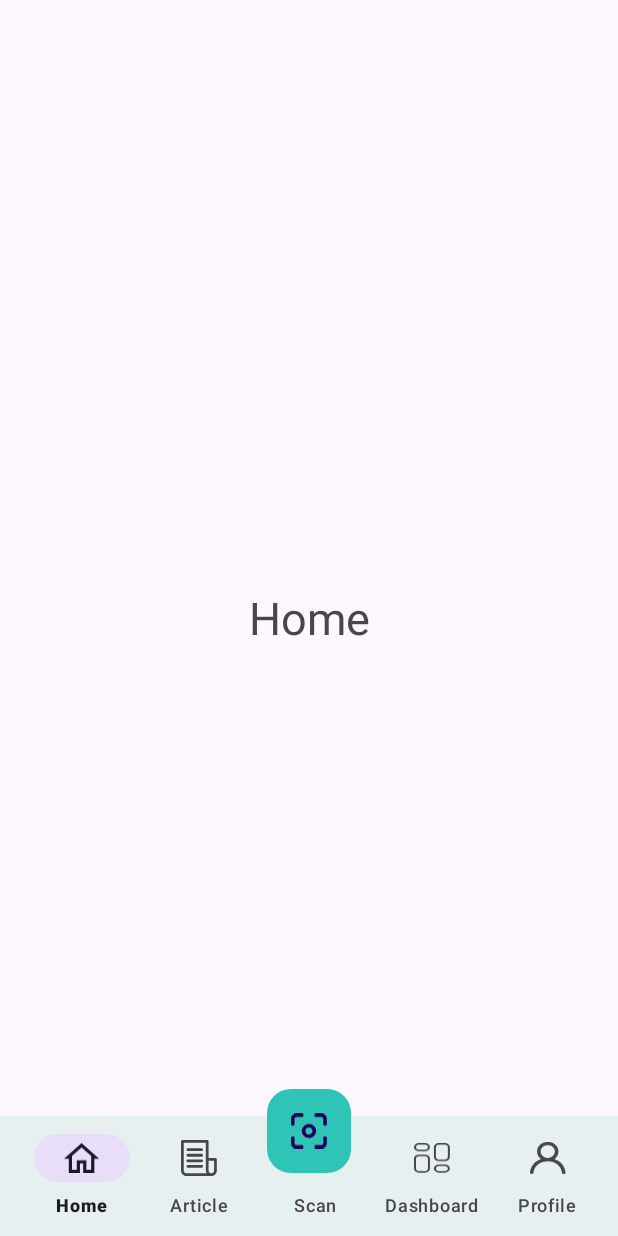
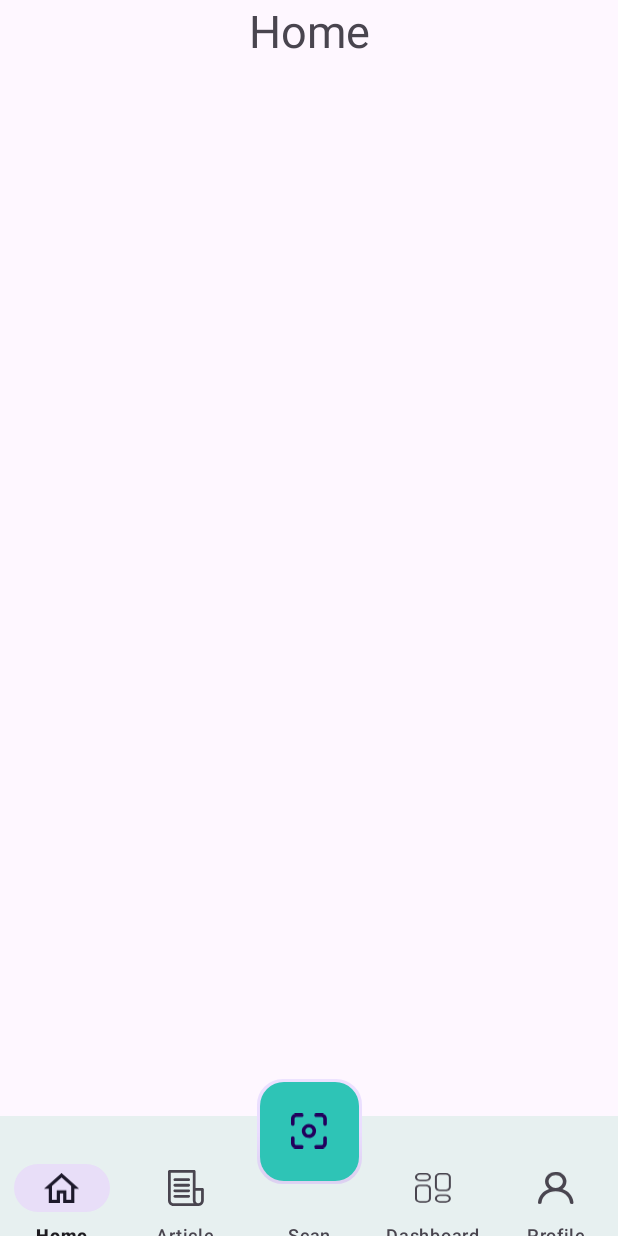
Before and after one commit to AuliyaIkhsanaNasution/FatTrack, an Android app: the screen it shows after launch (MainActivity), on a phone screen of 412 x 824 dp. Run offline under Robolectric (Android 15) with nearby library versions, the phone set to English and light mode, and no system bars.

Commit message:
Update: fix bottom navigation

```diff
--- a/app/src/main/java/com/example/fattrack/MainActivity.kt
+++ b/app/src/main/java/com/example/fattrack/MainActivity.kt
@@ -72,7 +72,7 @@ class MainActivity : AppCompatActivity() {
     // Helper function to replace the fragment
     private fun replaceFragment(fragment: Fragment) {
         val fragmentTransaction = supportFragmentManager.beginTransaction()
-        fragmentTransaction.replace(R.id.navhost, fragment)  // navhost is the container in your layout
+        fragmentTransaction.replace(R.id.nav_host, fragment)  // navhost is the container in your layout
         fragmentTransaction.addToBackStack(null) // Add to back stack if you want to navigate back
         fragmentTransaction.commit()
     }
--- a/app/src/main/res/layout/activity_main.xml
+++ b/app/src/main/res/layout/activity_main.xml
@@ -1,17 +1,19 @@
-<?xml version="1.0" encoding="utf-8"?>
 <androidx.coordinatorlayout.widget.CoordinatorLayout xmlns:android="http://schemas.android.com/apk/res/android"
     xmlns:app="http://schemas.android.com/apk/res-auto"
     xmlns:tools="http://schemas.android.com/tools"
     android:id="@+id/main"
     android:layout_width="match_parent"
     android:layout_height="match_parent"
+    android:fitsSystemWindows="true"
     tools:context=".MainActivity">
 
     <!-- FrameLayout for navigation host -->
+
     <FrameLayout
-        android:id="@+id/navhost"
+        android:id="@+id/nav_host"
         android:layout_width="match_parent"
-        android:layout_height="match_parent" />
+        android:layout_height="wrap_content"
+        android:layout_weight="1" />
 
     <!-- BottomAppBar -->
     <com.google.android.material.bottomappbar.BottomAppBar
@@ -22,28 +24,36 @@
         android:backgroundTint="@color/Basic"
         app:fabCradleRoundedCornerRadius="10dp"
         app:fabAlignmentMode="center">
+    </com.google.android.material.bottomappbar.BottomAppBar>
 
     <!-- BottomNavigationView within BottomAppBar -->
     <com.google.android.material.bottomnavigation.BottomNavigationView
         android:id="@+id/nav_view"
         android:layout_width="match_parent"
         android:layout_height="wrap_content"
-            app:menu="@menu/bottom_menu"
+        android:background="@drawable/transparent"
         app:labelVisibilityMode="labeled"
-            android:layout_gravity="bottom"
-            android:background="@drawable/transparent" />
+        android:layout_marginBottom="-20dp"
+        app:layout_anchor="@+id/nav"
+        app:layout_anchorGravity="bottom|center"
+        app:menu="@menu/bottom_menu" />
 
-    </com.google.android.material.bottomappbar.BottomAppBar>
-
-    <!-- FloatingActionButton anchored to BottomAppBar -->
     <com.google.android.material.floatingactionbutton.FloatingActionButton
         android:id="@+id/fab"
         android:layout_width="wrap_content"
         android:layout_height="wrap_content"
+        android:layout_marginBottom="30dp"
+        android:backgroundTint="@color/Primary"
         android:contentDescription="@string/scan_button"
+        android:padding="8dp"
         android:src="@drawable/baseline_scan"
-        app:layout_anchor="@+id/nav"
-        android:layout_marginBottom="30dp"
-        android:backgroundTint="@color/Primary" />
+        android:translationZ="12dp"
+        app:borderWidth="2dp"
+        app:fabCustomSize="70dp"
+        app:layout_anchor="@id/nav"
+        app:layout_anchorGravity="bottom" />
+
+    <!-- FloatingActionButton anchored to BottomAppBar -->
+
 
 </androidx.coordinatorlayout.widget.CoordinatorLayout>
--- a/app/src/main/res/menu/bottom_menu.xml
+++ b/app/src/main/res/menu/bottom_menu.xml
@@ -12,6 +12,8 @@
         android:title="@string/article"/>
 
     <item
+        android:enabled="false"
+        android:checkable="false"
         android:title="@string/scan"/>
 
     <item
--- a/gradle/libs.versions.toml
+++ b/gradle/libs.versions.toml
@@ -1,5 +1,5 @@
 [versions]
-agp = "8.6.0"
+agp = "8.5.1"
 kotlin = "1.9.0"
 coreKtx = "1.13.1"
 junit = "4.13.2"
```
Also changed, not shown: 1 other file. Lines whose indentation alone changed are shown as unchanged.
